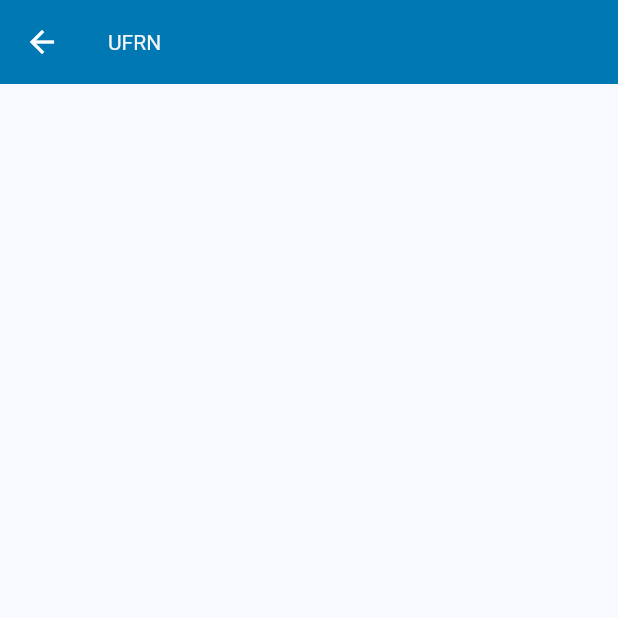
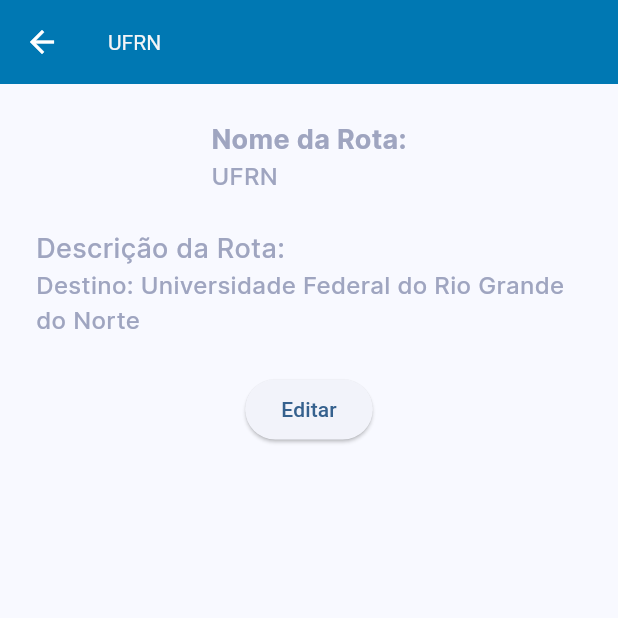
Before and after one commit to raixasantos/unibus, a Flutter app: the RouteDetailsPage screen opened directly with sample values from the repository, on a phone screen of 412 x 824 dp, the top half of it. Run offline on Flutter 3.47's test engine with Material 2 defaults, Android fonts, the phone set to English and light mode, and no system bars; our stand-ins replace cloud_firestore, firebase_core, fluttertoast, geolocator, google_maps_flutter; missing offline and left inert: firebase; accounts and stored records are empty.

Commit message:
telas-rotas

```diff
--- a/lib/screens/login.dart
+++ b/lib/screens/login.dart
@@ -31,6 +31,7 @@ class _LoginState extends State<Login> {
         await loginServices.getUser(loginProvider.name, loginProvider.senha);
     Usuario user;
     /* VERIFICANDO SE FOI ENCONTRADO UM USUÁRIO */
+    Navigator.push(context, MaterialPageRoute(builder: (context) => Home()));
     if (query.docs.length > 0) {
       if (query.docs[0]["numeroCarteira"] > 0 == false) {
         print("teste");
@@ -39,8 +40,7 @@ class _LoginState extends State<Login> {
             query.docs[0]["password"],
             query.docs[0]["faculdade"],
             query.docs[0]["turno"],
-            query.docs[0]["matricula"]
-        );
+            query.docs[0]["matricula"]);
       } else {
         user = Motorista(query.docs[0]["nome"], query.docs[0]["password"],
             query.docs[0]["numeroCarteira"]);
--- a/lib/screens/routes_details.dart
+++ b/lib/screens/routes_details.dart
@@ -1,6 +1,8 @@
 import 'package:flutter/material.dart';
 import 'package:unibus/constants/colors.dart';
 import 'package:unibus/models/route_bus.dart';
+import 'package:provider/provider.dart';
+import 'package:unibus/components/RouteProvider.dart';
 
 class RouteDetailsPage extends StatefulWidget {
   final RouteBus route;
@@ -12,13 +14,24 @@ class RouteDetailsPage extends StatefulWidget {
 }
 
 class _RouteDetailsPageState extends State<RouteDetailsPage> {
+  TextEditingController nameController = TextEditingController();
+  TextEditingController descriptionController = TextEditingController();
+  bool isEditing = false;
+
+  @override
+  void initState() {
+    super.initState();
+    nameController.text = widget.route.name;
+    descriptionController.text = widget.route.description;
+  }
+
   @override
   Widget build(BuildContext context) {
+    final routeProvider = Provider.of<RouteProvider>(context);
+
     return Scaffold(
       appBar: AppBar(
-        title: Text(
-          widget.route.name,
-        ),
+        title: Text(isEditing ? 'Editar Rota' : widget.route.name),
       ),
       body: SingleChildScrollView(
         reverse: true,
@@ -28,14 +41,88 @@ class _RouteDetailsPageState extends State<RouteDetailsPage> {
             children: [
               Padding(
                 padding: const EdgeInsets.only(bottom: 24),
-                child: Row(
-                  mainAxisAlignment: MainAxisAlignment.center,
-                  crossAxisAlignment: CrossAxisAlignment.center,
+                child: Column(
+                  crossAxisAlignment: CrossAxisAlignment.start,
                   children: [
-                    Container(width: 10),
+                    Text(
+                      "Nome da Rota:",
+                      style: TextStyle(
+                        fontSize: 18,
+                        fontWeight: FontWeight.bold,
+                      ),
+                    ),
+                    isEditing
+                        ? TextField(
+                            controller: nameController,
+                          )
+                        : Text(
+                            nameController
+                                .text, // Alterado para usar o controller
+                            style: TextStyle(
+                              fontSize: 16,
+                            ),
+                          ),
                   ],
                 ),
               ),
+              Padding(
+                padding: const EdgeInsets.only(bottom: 24),
+                child: Column(
+                  crossAxisAlignment: CrossAxisAlignment.start,
+                  children: [
+                    Text(
+                      "Descrição da Rota:",
+                      style: TextStyle(
+                        fontSize: 18,
+                      ),
+                    ),
+                    isEditing
+                        ? TextField(
+                            controller: descriptionController,
+                          )
+                        : Text(
+                            descriptionController
+                                .text, // Alterado para usar o controller
+                            style: TextStyle(
+                              fontSize: 16,
+                            ),
+                          ),
+                  ],
+                ),
+              ),
+              if (isEditing)
+                ElevatedButton(
+                  onPressed: () {
+                    // Salvar as alterações usando o RouteProvider
+                    final updatedRoute = RouteBus(
+                      name: nameController.text,
+                      description: descriptionController.text,
+                      codeBus: widget.route.codeBus,
+                    );
+
+                    routeProvider.updateRoute(updatedRoute);
+
+                    // Limpar a lista antes de buscar novamente as rotas atualizadas
+                    routeProvider.clearList();
+
+                    // Buscar novamente as rotas atualizadas
+                    routeProvider.initList();
+
+                    setState(() {
+                      isEditing = false;
+                    });
+                  },
+                  child: Text("Salvar Alterações"),
+                ),
+              if (!isEditing)
+                ElevatedButton(
+                  onPressed: () {
+                    setState(() {
+                      isEditing = true;
+                    });
+                  },
+                  child: Text("Editar"),
+                ),
             ],
           ),
         ),
```
Also changed, not shown: lib/components/RouteProvider.dart (+19 -0 lines), lib/screens/createRoute.dart (added, +96 -0 lines), lib/screens/taps/routes_tap.dart (+24 -10 lines), lib/services/routes_services.dart (+16 -31 lines), lib/widgets/custom_route_card.dart (+20 -1 lines).
